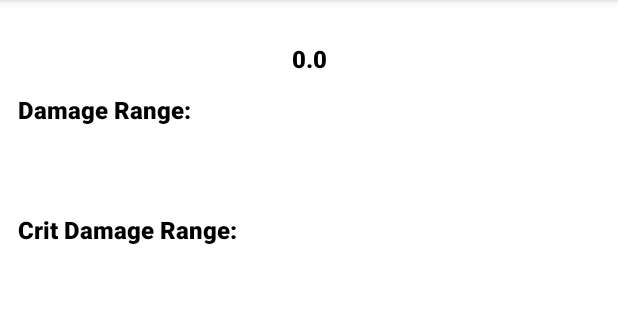
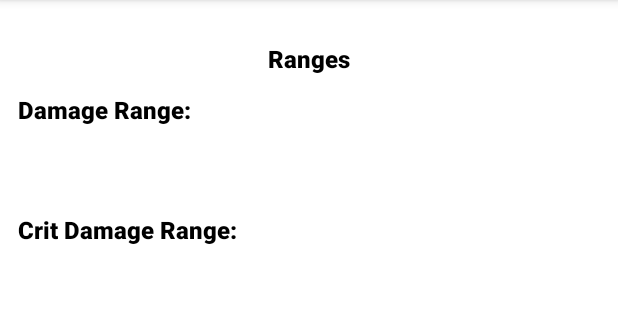
Before and after one commit to kai-handelman/AppDev, an Android app: the rangePage screen opened directly, with no data from a screen before it, on a phone screen of 412 x 824 dp, the part 84-404 px from its top. Run offline under Robolectric (Android 15) with nearby library versions, the light colour scheme and no system bars; 16 statements that could not run were skipped.

Commit message:
Update rangePage.kt
Deleted a Debug Line in Code

```diff
--- a/Project2Milestone3/app/src/main/java/com/example/project2milestone3/rangePage.kt
+++ b/Project2Milestone3/app/src/main/java/com/example/project2milestone3/rangePage.kt
@@ -72,7 +72,6 @@ class rangePage : AppCompatActivity() {
         if(mon1.item == 1){
             matchUpMultiplier *= 1.3f
         }
-        findViewById<TextView>(R.id.topTitle5).text = matchUpMultiplier.toString()
         initialPower = floor(initialPower * matchUpMultiplier)
 
         var upperBound: Float = floor(initialPower*hitCount)
```
